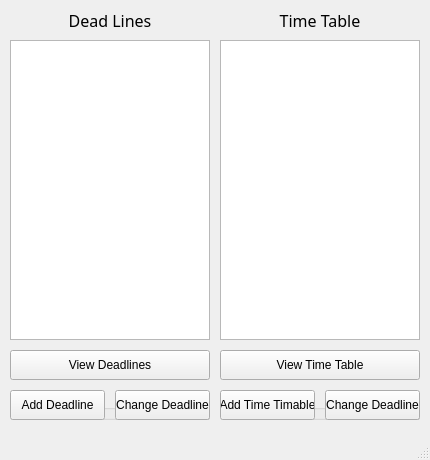
Sooneur/windows_desktop_timetable, file main_form.ui: the form before one commit.
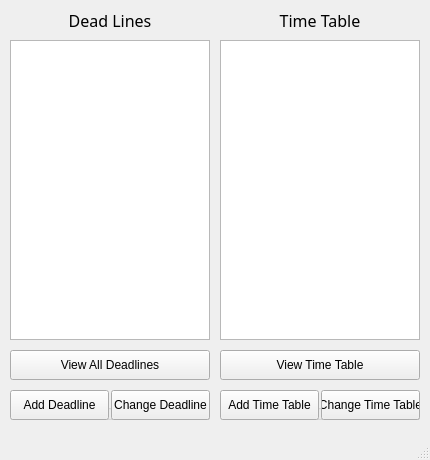
The form after the commit.

Commit message: 1.7 added choose and adding of table elements

The edit to the form file:
```diff
--- a/main_form.ui
+++ b/main_form.ui
@@ -100,7 +100,7 @@
       <rect>
        <x>0</x>
        <y>0</y>
-       <width>95</width>
+       <width>99</width>
        <height>30</height>
       </rect>
      </property>
@@ -114,9 +114,9 @@
     <widget class="QPushButton" name="chg_dead_btn">
      <property name="geometry">
       <rect>
-       <x>105</x>
+       <x>101</x>
        <y>0</y>
-       <width>95</width>
+       <width>99</width>
        <height>30</height>
       </rect>
      </property>
@@ -145,12 +145,12 @@
       <rect>
        <x>0</x>
        <y>0</y>
-       <width>95</width>
+       <width>99</width>
        <height>30</height>
       </rect>
      </property>
      <property name="text">
-      <string>Add Time Timable</string>
+      <string>Add Time Table</string>
      </property>
      <attribute name="buttonGroup">
       <string notr="true">add_btns</string>
@@ -159,14 +159,14 @@
     <widget class="QPushButton" name="chg_ttab_btn">
      <property name="geometry">
       <rect>
-       <x>105</x>
+       <x>101</x>
        <y>0</y>
-       <width>95</width>
+       <width>99</width>
        <height>30</height>
       </rect>
      </property>
      <property name="text">
-      <string>Change Deadline</string>
+      <string>Change Time Table</string>
      </property>
      <attribute name="buttonGroup">
       <string notr="true">chg_btns</string>
@@ -183,7 +183,7 @@
      </rect>
     </property>
     <property name="text">
-     <string>View Deadlines</string>
+     <string>View All Deadlines</string>
     </property>
     <attribute name="buttonGroup">
      <string notr="true">view_btns</string>
```
Left out of the diff: 10 changed lines with no effect on the pictures. The commit also changes 5 other files.
